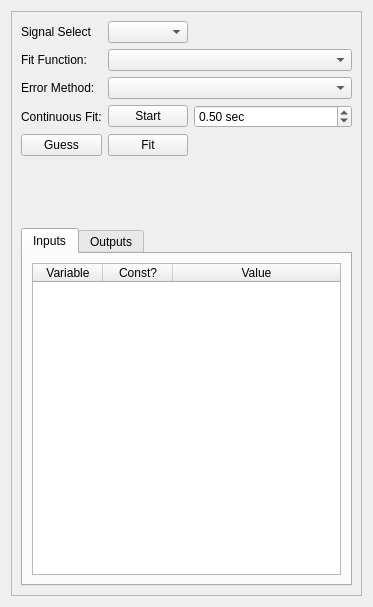
Before: the Qt Designer form Widgets/GraphWidget/Fitter.ui in AlexBourassa/A-Lab, drawn with Qt 5.
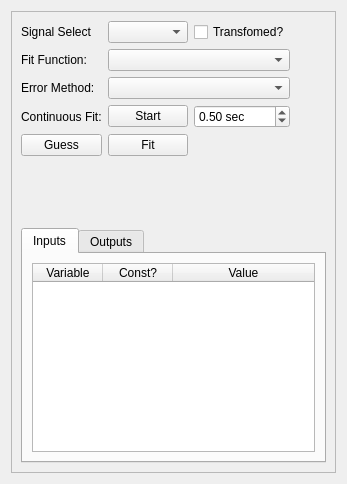
After: the same form once the commit is applied. Custom widgets are drawn as their Qt base class.

```diff
--- a/Widgets/GraphWidget/Fitter.ui
+++ b/Widgets/GraphWidget/Fitter.ui
@@ -6,8 +6,8 @@
    <rect>
     <x>0</x>
     <y>0</y>
-    <width>373</width>
-    <height>607</height>
+    <width>347</width>
+    <height>484</height>
    </rect>
   </property>
   <property name="windowTitle">
@@ -30,69 +30,63 @@
        <rect>
         <x>0</x>
         <y>0</y>
-        <width>353</width>
-        <height>587</height>
+        <width>327</width>
+        <height>464</height>
        </rect>
       </property>
       <layout class="QVBoxLayout" name="verticalLayout_4">
        <item>
         <layout class="QGridLayout" name="gridLayout">
-         <item row="1" column="0">
+         <item row="2" column="0">
           <widget class="QLabel" name="label_2">
            <property name="text">
             <string>Fit Function:</string>
            </property>
           </widget>
          </item>
-         <item row="1" column="1" colspan="2">
-          <widget class="QComboBox" name="fitFctSelect"/>
-         </item>
-         <item row="2" column="0">
+         <item row="3" column="0">
           <widget class="QLabel" name="label_4">
            <property name="text">
             <string>Error Method:</string>
            </property>
           </widget>
          </item>
-         <item row="2" column="1" colspan="2">
-          <widget class="QComboBox" name="errorMethodSelect"/>
-         </item>
-         <item row="4" column="1">
+         <item row="5" column="1">
           <widget class="QPushButton" name="fitBtn">
            <property name="text">
             <string>Fit</string>
            </property>
           </widget>
          </item>
-         <item row="4" column="0">
+         <item row="5" column="0">
           <widget class="QPushButton" name="guessBtn">
            <property name="text">
             <string>Guess</string>
            </property>
           </widget>
          </item>
-         <item row="3" column="0">
+         <item row="4" column="0">
           <widget class="QLabel" name="label_3">
            <property name="text">
             <string>Continuous Fit:</string>
            </property>
           </widget>
          </item>
-         <item row="3" column="1">
+         <item row="4" column="1">
           <widget class="QPushButton" name="start_stop_btn">
            <property name="text">
             <string>Start</string>
            </property>
           </widget>
          </item>
-         <item row="0" column="0">
+         <item row="1" column="0">
           <widget class="QLabel" name="label">
            <property name="text">
             <string>Signal Select</string>
            </property>
           </widget>
          </item>
-         <item row="3" column="2">
+         <item row="4" column="2">
           <widget class="QDoubleSpinBox" name="contFitTime">
            <property name="suffix">
             <string> sec</string>
@@ -108,23 +102,23 @@
            </property>
           </widget>
          </item>
-         <item row="0" column="1">
+         <item row="1" column="1">
           <widget class="QComboBox" name="signalSelect"/>
          </item>
-         <item row="0" column="2">
-          <spacer name="horizontalSpacer_2">
-           <property name="orientation">
-            <enum>Qt::Horizontal</enum>
+         <item row="1" column="2">
+          <widget class="QCheckBox" name="transformed_Check">
+           <property name="text">
+            <string>Transfomed?</string>
            </property>
-           <property name="sizeHint" stdset="0">
-            <size>
-             <width>40</width>
-             <height>20</height>
-            </size>
-           </property>
-          </spacer>
+          </widget>
          </item>
-         <item row="4" column="2">
+         <item row="3" column="1" colspan="2">
+          <widget class="QComboBox" name="errorMethodSelect"/>
+         </item>
+         <item row="2" column="1" colspan="2">
+          <widget class="QComboBox" name="fitFctSelect"/>
+         </item>
+         <item row="5" column="3">
           <spacer name="horizontalSpacer_3">
            <property name="orientation">
             <enum>Qt::Horizontal</enum>
@@ -137,6 +131,58 @@
            </property>
           </spacer>
          </item>
+         <item row="4" column="3">
+          <spacer name="horizontalSpacer_6">
+           <property name="orientation">
+            <enum>Qt::Horizontal</enum>
+           </property>
+           <property name="sizeHint" stdset="0">
+            <size>
+             <width>40</width>
+             <height>20</height>
+            </size>
+           </property>
+          </spacer>
+         </item>
+         <item row="3" column="3">
+          <spacer name="horizontalSpacer_5">
+           <property name="orientation">
+            <enum>Qt::Horizontal</enum>
+           </property>
+           <property name="sizeHint" stdset="0">
+            <size>
+             <width>40</width>
+             <height>20</height>
+            </size>
+           </property>
+          </spacer>
+         </item>
+         <item row="2" column="3">
+          <spacer name="horizontalSpacer_4">
+           <property name="orientation">
+            <enum>Qt::Horizontal</enum>
+           </property>
+           <property name="sizeHint" stdset="0">
+            <size>
+             <width>40</width>
+             <height>20</height>
+            </size>
+           </property>
+          </spacer>
+         </item>
+         <item row="1" column="3">
+          <spacer name="horizontalSpacer_2">
+           <property name="orientation">
+            <enum>Qt::Horizontal</enum>
+           </property>
+           <property name="sizeHint" stdset="0">
+            <size>
+             <width>40</width>
+             <height>20</height>
+            </size>
+           </property>
+          </spacer>
+         </item>
         </layout>
        </item>
        <item>
```
